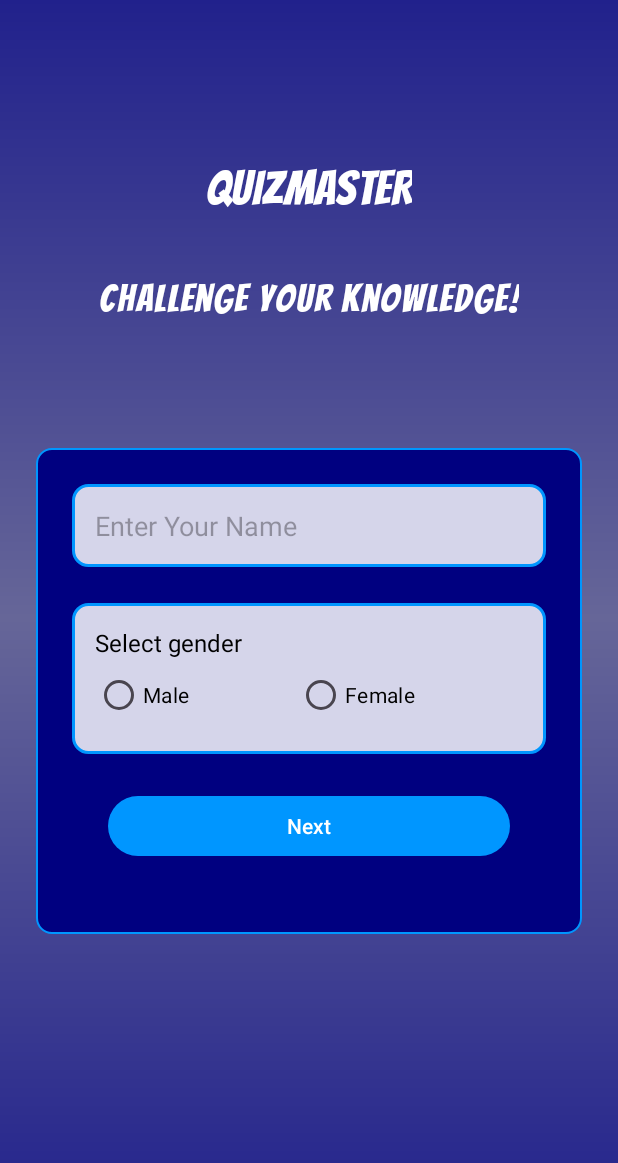
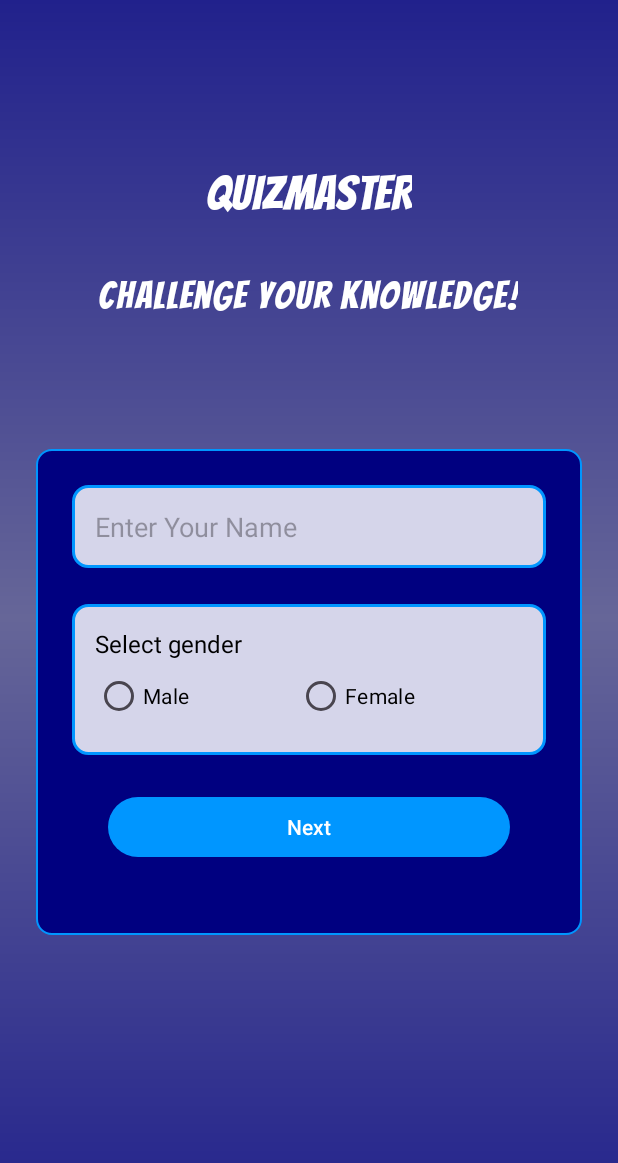
Before and after one commit to Hamama-Komal/Kotlin_Quiz_App_Project, an Android app: the screen it shows after launch (StartActivity), on a phone screen of 412 x 824 dp. Shown: the top 1163 px of the screen. Run offline under Robolectric (Android 15) with nearby library versions, the phone set to English and light mode, and no system bars.

Commit message:
Start Activity and Music

```diff
--- a/app/src/main/res/layout/activity_start.xml
+++ b/app/src/main/res/layout/activity_start.xml
@@ -16,6 +16,7 @@
         android:layout_marginTop="92dp"
         android:fontFamily="@font/bangers"
         android:letterSpacing="0.01"
+        android:padding="3dp"
         android:text="QuizMaster"
         android:textAllCaps="true"
         android:textColor="@color/white"
@@ -28,13 +29,15 @@
         android:id="@+id/textView1"
         android:layout_width="wrap_content"
         android:layout_height="wrap_content"
-        android:layout_marginTop="24dp"
+        android:layout_marginTop="12dp"
         android:fontFamily="@font/bangers"
         android:letterSpacing="0.05"
+        android:padding="3dp"
         android:text="Challenge Your Knowledge!"
         android:textColor="@color/white"
         android:textSize="25sp"
         app:layout_constraintEnd_toEndOf="@+id/textView"
+        app:layout_constraintHorizontal_bias="0.506"
         app:layout_constraintStart_toStartOf="@+id/textView"
         app:layout_constraintTop_toBottomOf="@+id/textView" />
 
```
